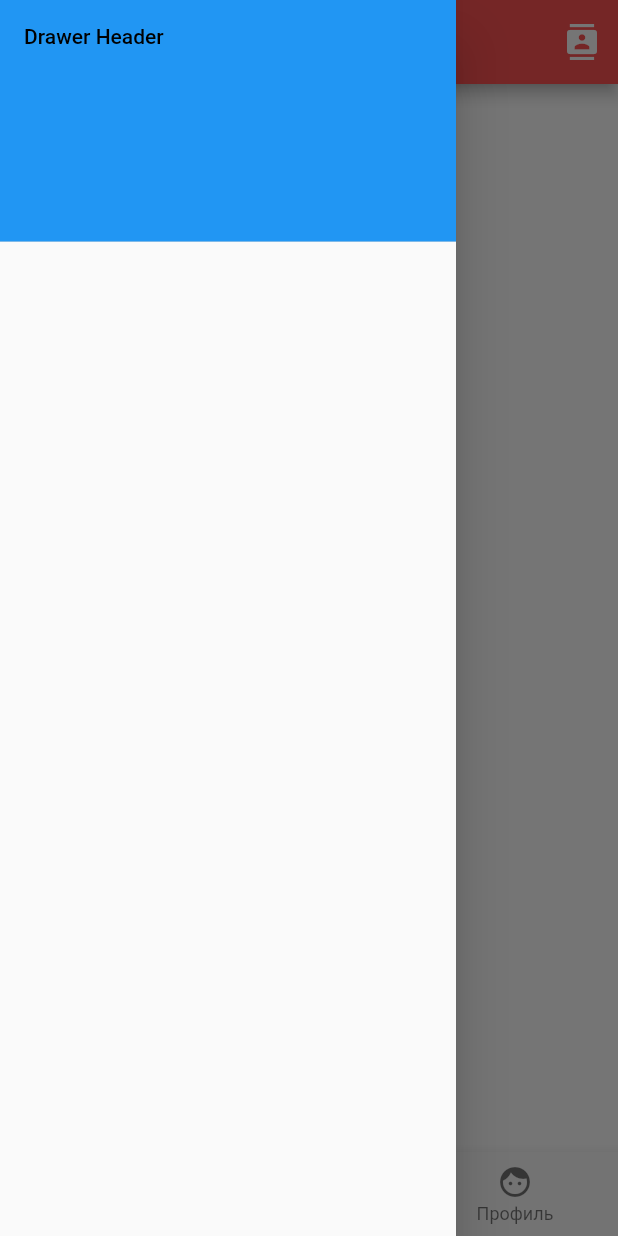
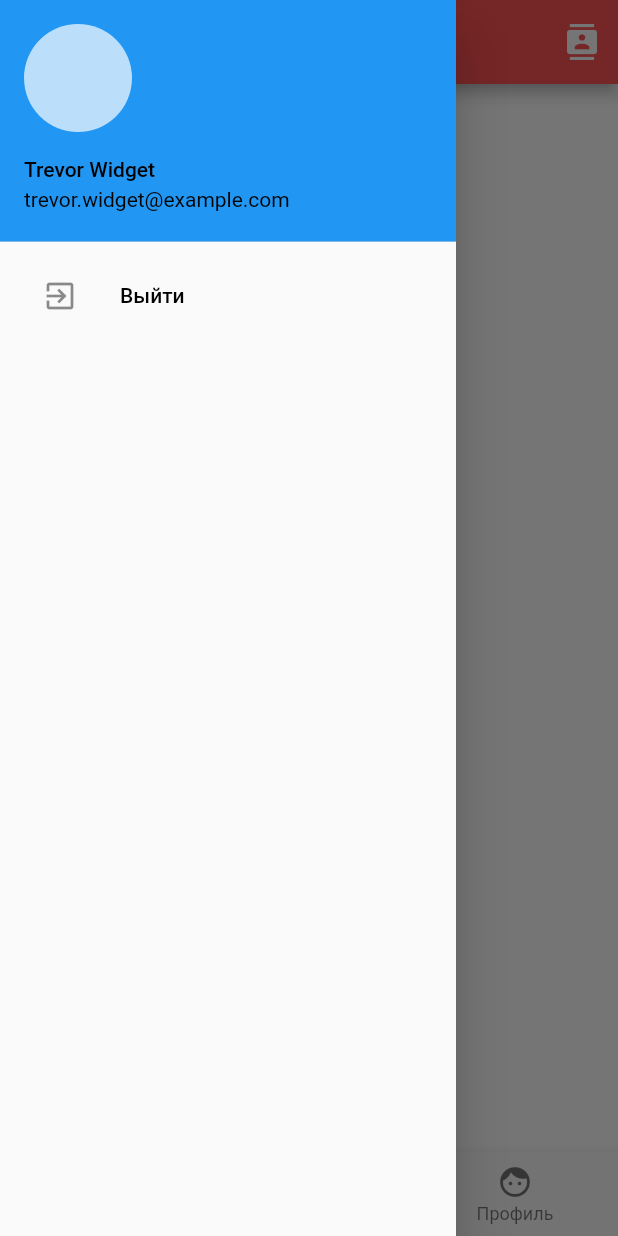
Before and after one commit to Aventhor/myISUCT, a Flutter app: the HomePage screen opened by its route, with the side drawer open, on a phone screen of 412 x 824 dp. Run offline on Flutter 3.47's test engine with Material 2 defaults, Android fonts, the light colour scheme and no system bars.

Commit message:
drawer test

```diff
--- a/lib/home.dart
+++ b/lib/home.dart
@@ -14,13 +14,22 @@ class HomePage extends StatelessWidget {
         ],
       ),
       drawer: new Drawer(
-      child: new ListView(
+        child: Column(
           children: <Widget>[
-          new DrawerHeader(
-            child: new Text("Drawer Header"),
-            decoration: new BoxDecoration(
-              color: Colors.blue,
+            UserAccountsDrawerHeader(
+              accountName: const Text('Trevor Widget'),
+              accountEmail: const Text('trevor.widget@example.com'),
+              currentAccountPicture: const CircleAvatar(),
             ),
+            new ListTile(
+              title: Text('Выйти'),
+              leading: new IconButton(
+                icon: new Icon(Icons.exit_to_app),
+                onPressed: () {},
+                ),
+              onTap: () {
+              Navigator.of(context).pushNamed('/login');
+              }
             ),
          ],
         ),
@@ -30,6 +39,7 @@ class HomePage extends StatelessWidget {
         new BottomNavigationBarItem(
           icon: new Icon(Icons.chat),
           title: new Text("Новости"),
+
         ),
 
         new BottomNavigationBarItem(
```
Lines whose indentation alone changed are shown as unchanged.
